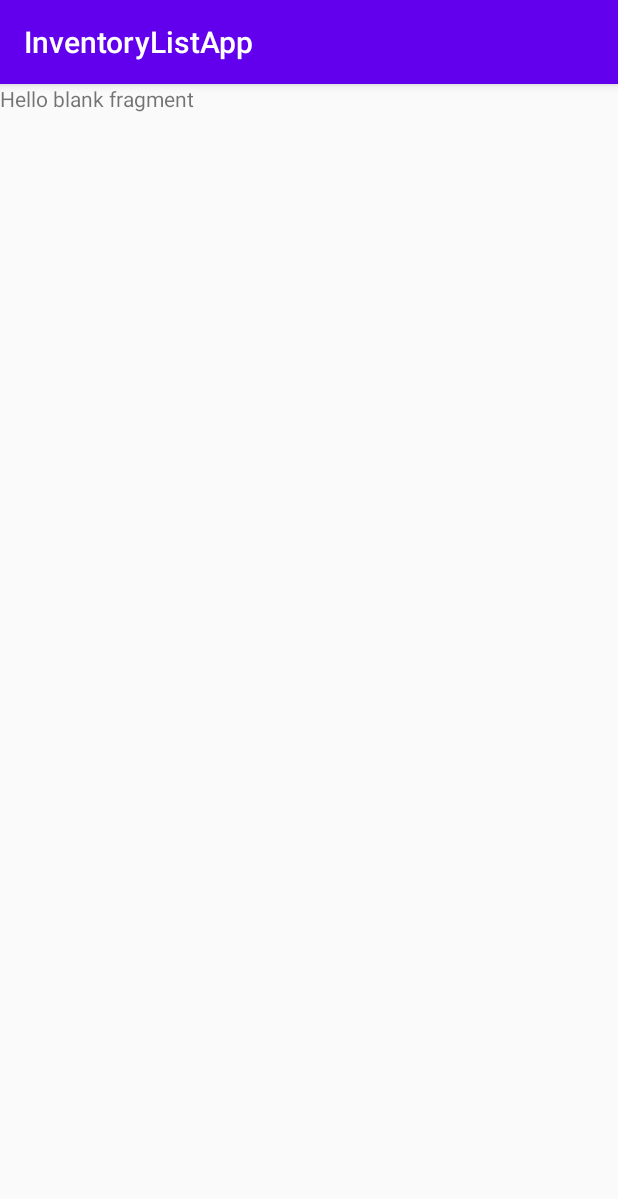
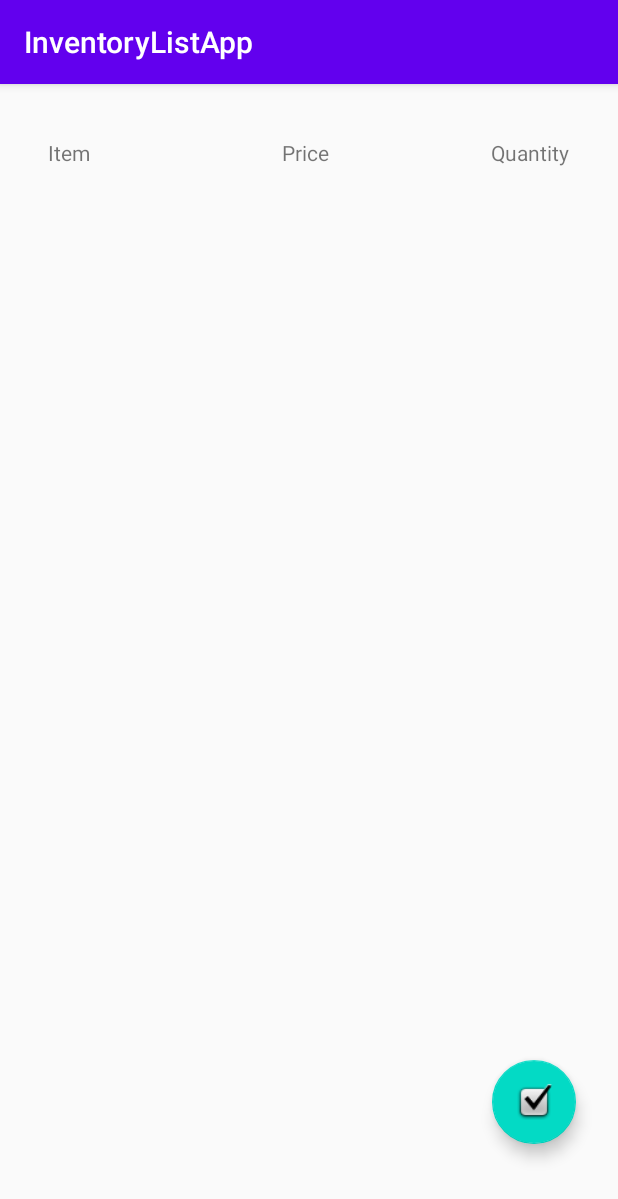
Before and after one commit to Earbaj/ListItemStoreWithRoomDB, an Android app: the screen it shows after launch (MainActivity), on a phone screen of 412 x 824 dp. Shown: the top 1199 px of the screen. Run offline under Robolectric (Android 15) with nearby library versions, the phone set to English and light mode, and no system bars.

Commit message:
Design list item ui xml

```diff
--- a/app/src/main/res/layout/fragment_list_item.xml
+++ b/app/src/main/res/layout/fragment_list_item.xml
@@ -1,14 +1,65 @@
 <?xml version="1.0" encoding="utf-8"?>
-<FrameLayout xmlns:android="http://schemas.android.com/apk/res/android"
+<androidx.constraintlayout.widget.ConstraintLayout xmlns:android="http://schemas.android.com/apk/res/android"
+    xmlns:app="http://schemas.android.com/apk/res-auto"
     xmlns:tools="http://schemas.android.com/tools"
     android:layout_width="match_parent"
     android:layout_height="match_parent"
     tools:context=".ui.ListItemFragment">
 
-    <!-- TODO: Update blank fragment layout -->
+
     <TextView
-        android:layout_width="match_parent"
-        android:layout_height="match_parent"
-        android:text="@string/hello_blank_fragment" />
+        android:id="@+id/item_text"
+        android:layout_width="wrap_content"
+        android:layout_height="wrap_content"
+        android:layout_marginStart="32dp"
+        android:layout_marginTop="36dp"
+        android:text="Item"
+        app:layout_constraintStart_toStartOf="parent"
+        app:layout_constraintTop_toTopOf="parent" />
 
-</FrameLayout>
+    <TextView
+        android:id="@+id/price_text"
+        android:layout_width="wrap_content"
+        android:layout_height="wrap_content"
+        android:layout_marginStart="128dp"
+        android:layout_marginTop="36dp"
+        android:text="Price"
+        app:layout_constraintStart_toEndOf="@+id/item_text"
+        app:layout_constraintTop_toTopOf="parent" />
+
+    <TextView
+        android:id="@+id/quantity_text"
+        android:layout_width="wrap_content"
+        android:layout_height="wrap_content"
+        android:layout_marginStart="108dp"
+        android:layout_marginTop="36dp"
+        android:text="Quantity"
+        app:layout_constraintEnd_toEndOf="parent"
+        app:layout_constraintHorizontal_bias="0.0"
+        app:layout_constraintStart_toEndOf="@+id/price_text"
+        app:layout_constraintTop_toTopOf="parent" />
+
+    <androidx.recyclerview.widget.RecyclerView
+        android:id="@+id/recyclerView"
+        android:layout_width="410dp"
+        android:layout_height="643dp"
+        app:layout_constraintBottom_toBottomOf="parent"
+        app:layout_constraintEnd_toEndOf="parent"
+        app:layout_constraintHorizontal_bias="0.0"
+        app:layout_constraintStart_toStartOf="parent"
+        app:layout_constraintTop_toBottomOf="@+id/price_text"
+        app:layout_constraintVertical_bias="0.515" />
+
+    <com.google.android.material.floatingactionbutton.FloatingActionButton
+        android:id="@+id/floatingActionButton"
+        android:layout_width="wrap_content"
+        android:layout_height="wrap_content"
+        android:layout_marginEnd="28dp"
+        android:layout_marginBottom="28dp"
+        android:clickable="true"
+        android:src="@android:drawable/checkbox_on_background"
+        app:layout_constraintBottom_toBottomOf="@+id/recyclerView"
+        app:layout_constraintEnd_toEndOf="parent" />
+
+
+</androidx.constraintlayout.widget.ConstraintLayout>
```
